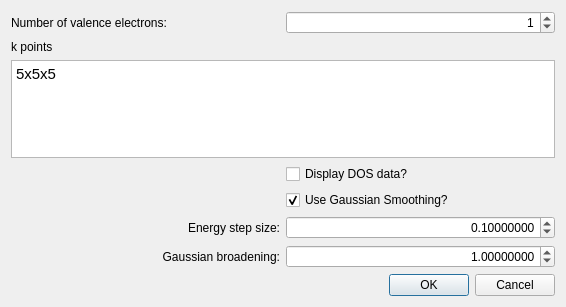
SSeBastian3/avogadro, file libavogadro/src/extensions/yaehmop/yaehmoptotaldosdialog.ui: the form before one commit.
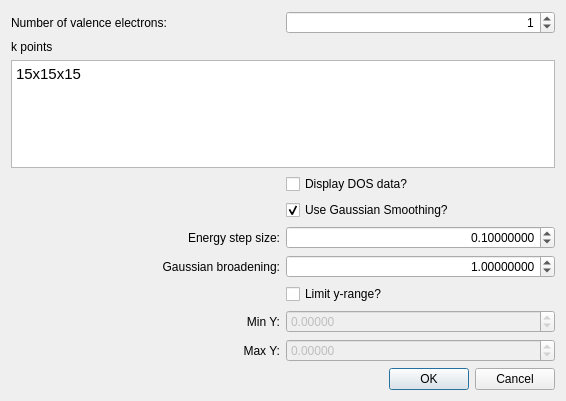
The form after the commit.

Diff of the .ui file:
```diff
--- a/libavogadro/src/extensions/yaehmop/yaehmoptotaldosdialog.ui
+++ b/libavogadro/src/extensions/yaehmop/yaehmoptotaldosdialog.ui
@@ -7,7 +7,7 @@
     <x>0</x>
     <y>0</y>
     <width>566</width>
-    <height>307</height>
+    <height>401</height>
    </rect>
   </property>
   <property name="windowTitle">
@@ -76,7 +76,7 @@
 &lt;html&gt;&lt;head&gt;&lt;meta name=&quot;qrichtext&quot; content=&quot;1&quot; /&gt;&lt;style type=&quot;text/css&quot;&gt;
 p, li { white-space: pre-wrap; }
 &lt;/style&gt;&lt;/head&gt;&lt;body style=&quot; font-family:'Ubuntu'; font-size:11pt; font-weight:400; font-style:normal;&quot;&gt;
-&lt;p style=&quot; margin-top:0px; margin-bottom:0px; margin-left:0px; margin-right:0px; -qt-block-indent:0; text-indent:0px;&quot;&gt;5x5x5&lt;/p&gt;&lt;/body&gt;&lt;/html&gt;</string>
+&lt;p style=&quot; margin-top:0px; margin-bottom:0px; margin-left:0px; margin-right:0px; -qt-block-indent:0; text-indent:0px;&quot;&gt;15x15x15&lt;/p&gt;&lt;/body&gt;&lt;/html&gt;</string>
      </property>
     </widget>
    </item>
@@ -160,7 +160,7 @@
      </property>
     </widget>
    </item>
-   <item row="13" column="0" colspan="2">
+   <item row="14" column="0" colspan="2">
     <widget class="QDialogButtonBox" name="buttonBox">
      <property name="orientation">
       <enum>Qt::Horizontal</enum>
@@ -170,6 +170,68 @@
      </property>
     </widget>
    </item>
+   <item row="11" column="1">
+    <widget class="QCheckBox" name="cb_limitY">
+     <property name="text">
+      <string>Limit y-range?</string>
+     </property>
+    </widget>
+   </item>
+   <item row="12" column="1">
+    <widget class="QDoubleSpinBox" name="spin_minY">
+     <property name="enabled">
+      <bool>false</bool>
+     </property>
+     <property name="decimals">
+      <number>5</number>
+     </property>
+     <property name="minimum">
+      <double>-10000.000000000000000</double>
+     </property>
+     <property name="maximum">
+      <double>10000.000000000000000</double>
+     </property>
+    </widget>
+   </item>
+   <item row="13" column="1">
+    <widget class="QDoubleSpinBox" name="spin_maxY">
+     <property name="enabled">
+      <bool>false</bool>
+     </property>
+     <property name="decimals">
+      <number>5</number>
+     </property>
+     <property name="minimum">
+      <double>-10000.000000000000000</double>
+     </property>
+     <property name="maximum">
+      <double>10000.000000000000000</double>
+     </property>
+    </widget>
+   </item>
+   <item row="12" column="0">
+    <widget class="QLabel" name="label_5">
+     <property name="layoutDirection">
+      <enum>Qt::LeftToRight</enum>
+     </property>
+     <property name="text">
+      <string>Min Y:</string>
+     </property>
+     <property name="alignment">
+      <set>Qt::AlignRight|Qt::AlignTrailing|Qt::AlignVCenter</set>
+     </property>
+    </widget>
+   </item>
+   <item row="13" column="0">
+    <widget class="QLabel" name="label_6">
+     <property name="text">
+      <string>Max Y:</string>
+     </property>
+     <property name="alignment">
+      <set>Qt::AlignRight|Qt::AlignTrailing|Qt::AlignVCenter</set>
+     </property>
+    </widget>
+   </item>
   </layout>
  </widget>
  <resources/>
```
Left out of the diff: 32 changed lines with no effect on the pictures.
